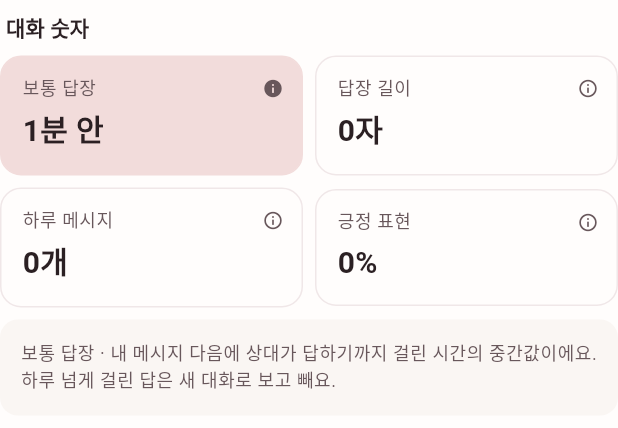
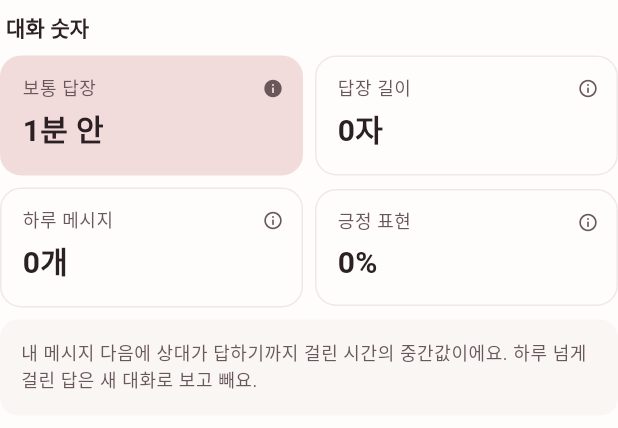
Before and after one commit to TTangho-Lee/Crush-to-Love, a Flutter app: the _StatGrid widget shown alone on an empty page, opened directly with empty values, after a tap on "보통 답장", on a phone screen of 412 x 824 dp. Shown: the top 428 px of the screen. Run offline on Flutter 3.47's test engine with Material 3 defaults, Android fonts, the phone set to English and light mode, and no system bars; our stand-ins replace file_picker, material_ui, sqflite, sqflite_common_ffi_web; accounts and stored records are empty.

Commit message:
설명 간소화

```diff
--- a/lib/analysis/chat/conversation_result_screen.dart
+++ b/lib/analysis/chat/conversation_result_screen.dart
@@ -428,10 +428,8 @@ class _StatGridState extends State<_StatGrid> {
                     color: AppColors.ivory,
                     borderRadius: BorderRadius.circular(12),
                   ),
-                  child: Text(
-                    '${items[open].label} · ${items[open].description}',
-                    style: text.bodySmall,
-                  ),
+                  // 고른 칸이 분홍이라 이름은 다시 안 붙임
+                  child: Text(items[open].description, style: text.bodySmall),
                 ),
         ),
       ],
```
